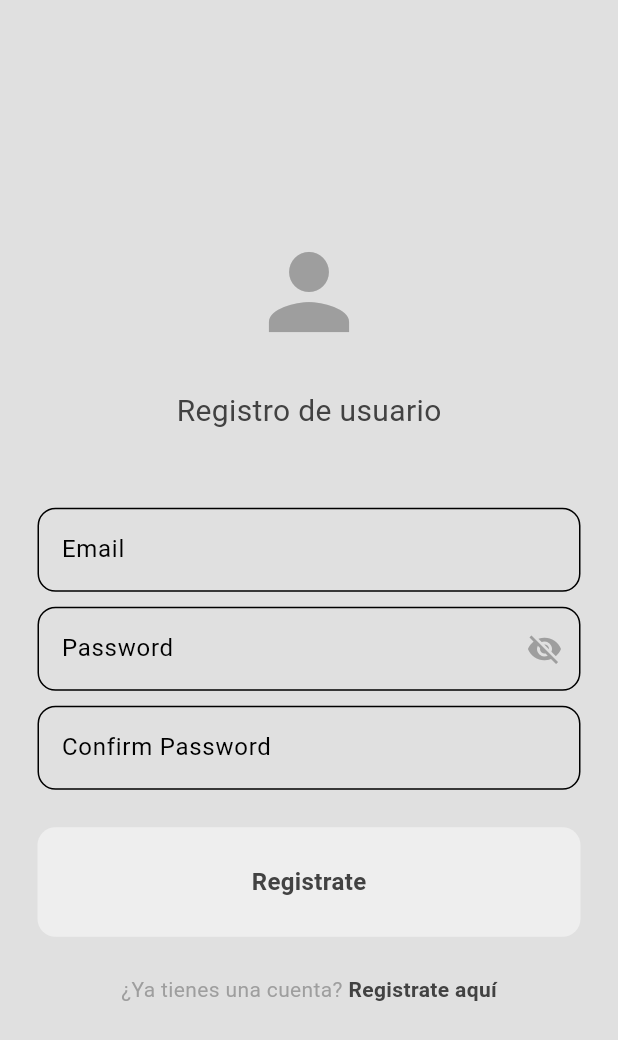
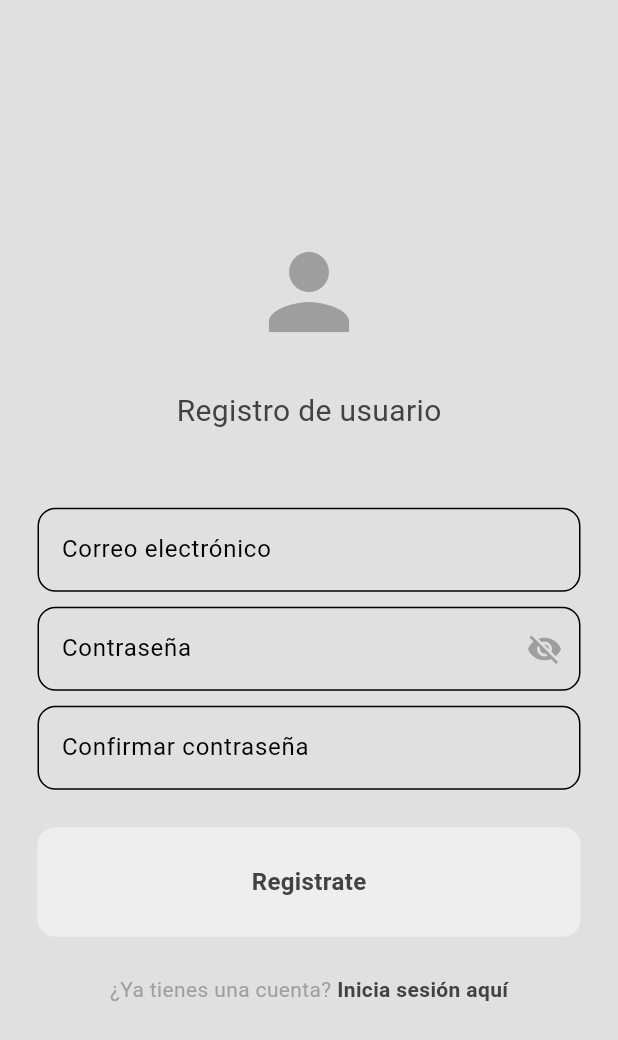
Before and after one commit to Wences69/Examen_psp_pmdm, a Flutter app: the RegisterView screen opened by its route, on a phone screen of 412 x 824 dp. Shown: the top 1040 px of the screen. Run offline on Flutter 3.47's test engine with Material 3 defaults, Android fonts, the phone set to English and light mode, and no system bars.

Commit message:
PMDM: 1) implementado el cambio entre pantallas de login y de register

```diff
--- a/lib/OnBoarding/LoginView.dart
+++ b/lib/OnBoarding/LoginView.dart
@@ -82,8 +82,9 @@ class _LoginViewState extends State<LoginView> {
                         style: TextStyle(
                             color: Theme.of(context).colorScheme.inversePrimary)),
                     GestureDetector(
+                      onTap: goToRegister,
                       child: Text(
-                        " Registrate aqui",
+                        " Registrate aquí",
                         style: TextStyle(fontWeight: FontWeight.bold),
                       ),
                     )
@@ -96,4 +97,7 @@ class _LoginViewState extends State<LoginView> {
       ),
     );
   }
+  void goToRegister() {
+    Navigator.of(context).popAndPushNamed("/registerview");
+  }
 }
--- a/lib/OnBoarding/RegisterView.dart
+++ b/lib/OnBoarding/RegisterView.dart
@@ -46,7 +46,7 @@ class _RegisterViewState extends State<RegisterView> {
                 const SizedBox(height: 50),
 
                 CustomTextField(
-                  sHint: "Email",
+                  sHint: "Correo electrónico",
                   blIsPasswd: false,
                   tecControler: tecEmail,
                 ),
@@ -54,7 +54,7 @@ class _RegisterViewState extends State<RegisterView> {
                 const SizedBox(height: 10),
 
                 CustomTextField(
-                  sHint: "Password",
+                  sHint: "Contraseña",
                   blIsPasswd: !isPasswordVisible,
                   tecControler: tecPasswd,
                   iconButton: IconButton(
@@ -75,7 +75,7 @@ class _RegisterViewState extends State<RegisterView> {
                 const SizedBox(height: 10),
 
                 CustomTextField(
-                  sHint: "Confirm Password",
+                  sHint: "Confirmar contraseña",
                   blIsPasswd: true,
                   tecControler: tecConfirmPasswd,
                 ),
@@ -97,9 +97,9 @@ class _RegisterViewState extends State<RegisterView> {
                       ),
                     ),
                     GestureDetector(
-                      onTap: widget.onTap,
+                      onTap: goToLogin,
                       child: Text(
-                        " Registrate aquí",
+                        " Inicia sesión aquí",
                         style: TextStyle(fontWeight: FontWeight.bold),
                       ),
                     )
@@ -112,4 +112,7 @@ class _RegisterViewState extends State<RegisterView> {
       ),
     );
   }
+  void goToLogin() {
+    Navigator.of(context).popAndPushNamed("/loginview");
+  }
 }
```
